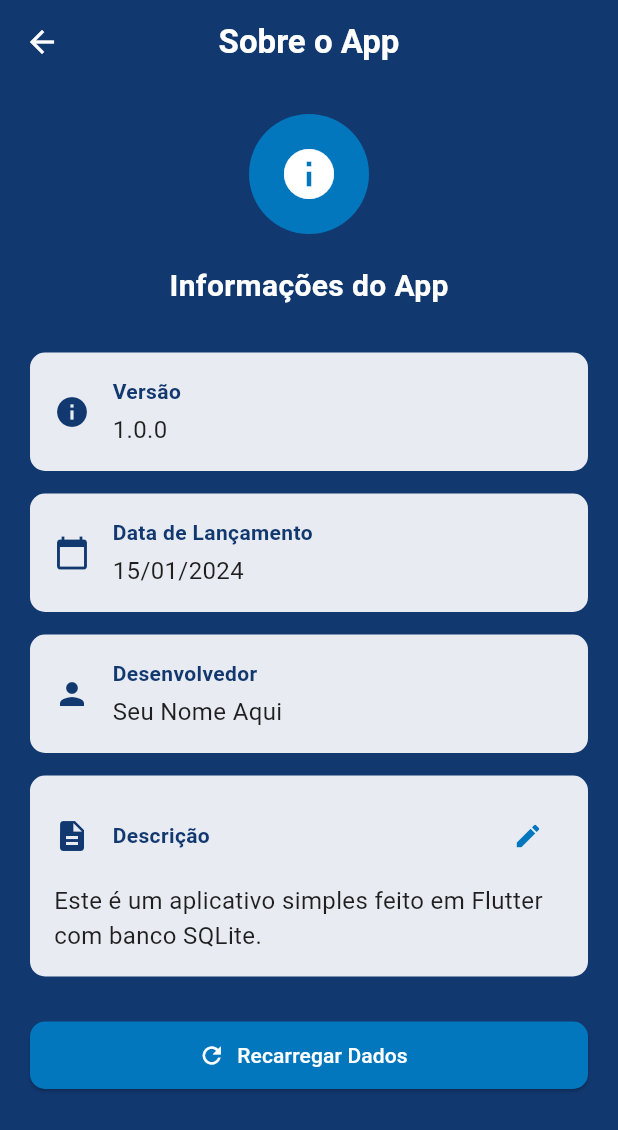
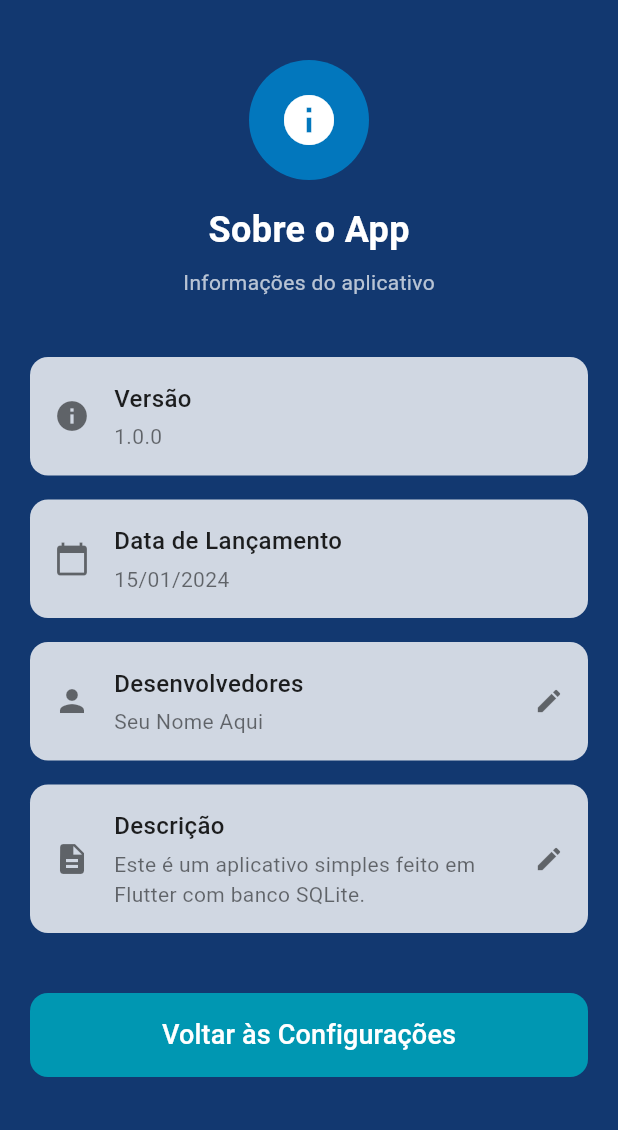
Before and after one commit to oseas08/Projeto-InspiraVida, a Flutter app: the PaginaSobre screen opened directly, on a phone screen of 412 x 824 dp. Shown: the top 1130 px of the screen. Run offline on Flutter 3.47's test engine with Material 3 defaults, Android fonts, the phone set to English and light mode, and no system bars; our stand-ins replace google_fonts, sqflite; accounts and stored records are empty.

Commit message:
Atualização da pasta Sobre

```diff
--- a/lib/Sobre.dart
+++ b/lib/Sobre.dart
@@ -5,13 +5,13 @@ import 'package:path/path.dart' as path_helper;
 class DadosApp {
   String versao;
   String dataLancamento;
-  String desenvolvedor;
+  String desenvolvedores;
   String descricao;
 
   DadosApp({
     required this.versao,
     required this.dataLancamento,
-    required this.desenvolvedor,
+    required this.desenvolvedores,
     required this.descricao,
   });
 }
@@ -23,6 +23,7 @@ class BancoDados {
     if (_banco != null) return _banco!;
 
     String caminho = path_helper.join(await getDatabasesPath(), 'app.db');
+    await deleteDatabase(caminho);
 
     _banco = await openDatabase(
       caminho,
@@ -35,7 +36,7 @@ class BancoDados {
             id INTEGER PRIMARY KEY,
             versao TEXT,
             data_lancamento TEXT,
-            desenvolvedor TEXT,
+            desenvolvedores TEXT,
             descricao TEXT
           )
         ''');
@@ -44,7 +45,7 @@ class BancoDados {
           'id': 1,
           'versao': '1.0.0',
           'data_lancamento': '15/01/2024',
-          'desenvolvedor': 'Seu Nome Aqui',
+          'desenvolvedores': 'Seu Nome Aqui',
           'descricao': 'Este é um aplicativo simples feito em Flutter com banco SQLite.'
         });
 
@@ -65,7 +66,7 @@ class BancoDados {
         return DadosApp(
           versao: dados['versao'] as String,
           dataLancamento: dados['data_lancamento'] as String,
-          desenvolvedor: dados['desenvolvedor'] as String,
+          desenvolvedores: dados['desenvolvedores'] as String,
           descricao: dados['descricao'] as String,
         );
       }
@@ -74,7 +75,7 @@ class BancoDados {
       return DadosApp(
         versao: '1.0.0',
         dataLancamento: '15/01/2024',
-        desenvolvedor: 'Desenvolvedor',
+        desenvolvedores: 'Desenvolvedor',
         descricao: 'Aplicativo Flutter com SQLite',
       );
     } catch (e) {
@@ -89,7 +90,7 @@ class BancoDados {
       'id': 1,
       'versao': '1.0.0',
       'data_lancamento': '15/01/2024',
-      'desenvolvedor': 'Desenvolvedor',
+      'desenvolvedores': 'Desenvolvedor',
       'descricao': 'Aplicativo Flutter com SQLite',
     });
   }
@@ -118,6 +119,31 @@ class BancoDados {
       rethrow;
     }
   }
+
+  static Future<void> salvarDesenvolvedores(String desenvolvedores) async {
+    try {
+      final db = await _abrirBanco();
+
+      final resultado = await db.query('app_info', where: 'id = ?', whereArgs: [1]);
+
+      if (resultado.isEmpty) {
+        await _criarDadosPadrao();
+      }
+
+      await db.update(
+        'app_info',
+        {'desenvolvedores': desenvolvedores},
+        where: 'id = ?',
+        whereArgs: [1],
+      );
+
+      print('Desenvolvedores salvos: $desenvolvedores');
+
+    } catch (e) {
+      print('Erro ao salvar desenvolvedores: $e');
+      rethrow;
+    }
+  }
 }
 
 class PaginaSobre extends StatefulWidget {
@@ -130,7 +156,8 @@ class PaginaSobre extends StatefulWidget {
 class _PaginaSobreState extends State<PaginaSobre> {
   DadosApp? dados;
   bool carregando = true;
-  final TextEditingController _controller = TextEditingController();
+  final TextEditingController _descricaoController = TextEditingController();
+  final TextEditingController _desenvolvedoresController = TextEditingController();
 
   @override
   void initState() {
@@ -140,7 +167,8 @@ class _PaginaSobreState extends State<PaginaSobre> {
 
   @override
   void dispose() {
-    _controller.dispose();
+    _descricaoController.dispose();
+    _desenvolvedoresController.dispose();
     super.dispose();
   }
 
@@ -167,14 +195,33 @@ class _PaginaSobreState extends State<PaginaSobre> {
   Future<void> _atualizarDescricao(String novaDescricao) async {
     try {
       await BancoDados.salvarDescricao(novaDescricao);
-      await _carregarDados();
 
-      if (mounted) {
+      if (mounted && dados != null) {
+        setState(() {
+          dados!.descricao = novaDescricao;
+        });
         _mostrarMensagem('Descrição salva com sucesso!');
       }
     } catch (e) {
       if (mounted) {
         _mostrarMensagem('Erro ao salvar: $e', isError: true);
+      }
+    }
+  }
+
+  Future<void> _atualizarDesenvolvedores(String desenvolvedores) async {
+    try {
+      await BancoDados.salvarDesenvolvedores(desenvolvedores);
+
+      if (mounted && dados != null) {
+        setState(() {
+          dados!.desenvolvedores = desenvolvedores;
+        });
+        _mostrarMensagem('Desenvolvedores salvos com sucesso!');
+      }
+    } catch (e) {
+      if (mounted) {
+        _mostrarMensagem('Erro ao salvar desenvolvedores: $e', isError: true);
       }
     }
   }
@@ -191,30 +238,54 @@ class _PaginaSobreState extends State<PaginaSobre> {
 
   @override
   Widget build(BuildContext context) {
-    return Scaffold(
+    return SafeArea(
+      child: Scaffold(
         backgroundColor: const Color(0xFF123870),
-      appBar: AppBar(
-        backgroundColor: const Color(0xFF123870),
-        elevation: 0,
-        leading: IconButton(
-          onPressed: () => Navigator.pop(context),
-          icon: const Icon(Icons.arrow_back, color: Colors.white),
+        body: construirCorpo(),
       ),
-        centerTitle: true,
-        title: const Text(
-          'Sobre o App',
-          style: TextStyle(color: Colors.white, fontWeight: FontWeight.w600),
-        ),
-      ),
-      body: carregando
-        ? const Center(
-            child: CircularProgressIndicator(color: Colors.white),
-          )
-        : SingleChildScrollView(
+    );
+  }
+
+  construirCorpo() {
+    return SingleChildScrollView(
+      child: Padding(
         padding: const EdgeInsets.all(20),
         child: Column(
           children: [
+            construirCabecalhoSobre(),
+            const SizedBox(height: 40),
 
+            if (carregando)
+              const Center(
+                child: CircularProgressIndicator(color: Colors.white),
+              )
+            else ...[
+              _criarCard('Versão', dados?.versao ?? '', Icons.info),
+              const SizedBox(height: 16),
+
+              _criarCard('Data de Lançamento', dados?.dataLancamento ?? '', Icons.calendar_today),
+              const SizedBox(height: 16),
+
+              _criarCardEditavel('Desenvolvedores', dados?.desenvolvedores ?? '', Icons.person, _abrirDialogEdicaoDesenvolvedores),
+              const SizedBox(height: 16),
+
+              _criarCardEditavel('Descrição', dados?.descricao ?? '', Icons.description, _abrirDialogEdicaoDescricao),
+
+              const SizedBox(height: 40),
+
+              construirBotaoConfiguracoes(),
+              const SizedBox(height: 40),
+            ],
+          ],
+        ),
+      ),
+    );
+  }
+
+  construirCabecalhoSobre() {
+    return Column(
+      children: [
+        const SizedBox(height: 20),
         Container(
           width: 80,
           height: 80,
@@ -222,49 +293,70 @@ class _PaginaSobreState extends State<PaginaSobre> {
             shape: BoxShape.circle,
             color: Color(0xFF0277BD),
           ),
-                  child: const Icon(Icons.info, size: 40, color: Colors.white),
-                ),
-
-                const SizedBox(height: 20),
-
-                const Text(
-                  'Informações do App',
-                  style: TextStyle(
-                    fontSize: 20,
-                    fontWeight: FontWeight.bold,
+          child: const Icon(
+            Icons.info,
+            size: 40,
             color: Colors.white,
           ),
         ),
-
-                const SizedBox(height: 30),
-
-                _criarCard('Versão', dados?.versao ?? '', Icons.info),
-                const SizedBox(height: 15),
-
-                _criarCard('Data de Lançamento', dados?.dataLancamento ?? '', Icons.calendar_today),
-                const SizedBox(height: 15),
-
-                _criarCard('Desenvolvedor', dados?.desenvolvedor ?? '', Icons.person),
-                const SizedBox(height: 15),
-
-                _criarCardDescricao(),
-
-                const SizedBox(height: 30),
-
-                SizedBox(
-                  width: double.infinity,
-                  height: 45,
-                  child: ElevatedButton.icon(
-                    onPressed: _carregarDados,
-                    icon: const Icon(Icons.refresh),
-                    label: const Text('Recarregar Dados'),
-                    style: ElevatedButton.styleFrom(
-                      backgroundColor: const Color(0xFF0277BD),
-                      foregroundColor: Colors.white,
-                      shape: RoundedRectangleBorder(
-                        borderRadius: BorderRadius.circular(10),
+        const SizedBox(height: 16),
+        const Text(
+          'Sobre o App',
+          style: TextStyle(
+            fontSize: 24.0,
+            fontWeight: FontWeight.w600,
+            color: Colors.white,
           ),
         ),
+        const SizedBox(height: 8),
+        const Text(
+          'Informações do aplicativo',
+          style: TextStyle(
+            fontSize: 14.0,
+            color: Colors.white70,
+          ),
+        ),
+      ],
+    );
+  }
+
+  Widget _criarCard(String titulo, String valor, IconData icone) {
+    return Container(
+      decoration: BoxDecoration(
+        color: Colors.white.withOpacity(0.8),
+        borderRadius: BorderRadius.circular(12),
+      ),
+      child: Padding(
+        padding: const EdgeInsets.all(16),
+        child: Row(
+          children: [
+            Icon(
+              icone,
+              color: Colors.black54,
+              size: 24,
+            ),
+            const SizedBox(width: 16),
+            Expanded(
+              child: Column(
+                crossAxisAlignment: CrossAxisAlignment.start,
+                children: [
+                  Text(
+                    titulo,
+                    style: const TextStyle(
+                      fontSize: 16.0,
+                      fontWeight: FontWeight.w500,
+                      color: Colors.black87,
+                    ),
+                  ),
+                  const SizedBox(height: 4),
+                  Text(
+                    valor,
+                    style: const TextStyle(
+                      fontSize: 14.0,
+                      color: Colors.black54,
+                    ),
+                  ),
+                ],
               ),
             ),
           ],
@@ -273,18 +365,25 @@ class _PaginaSobreState extends State<PaginaSobre> {
     );
   }
 
-  Widget _criarCard(String titulo, String valor, IconData icone) {
-    return Container(
-      width: double.infinity,
+  Widget _criarCardEditavel(String titulo, String valor, IconData icone, VoidCallback onEdit) {
+    return InkWell(
+      onTap: onEdit,
+      borderRadius: BorderRadius.circular(12),
+      child: Container(
+        decoration: BoxDecoration(
+          color: Colors.white.withOpacity(0.8),
+          borderRadius: BorderRadius.circular(12),
+        ),
+        child: Padding(
           padding: const EdgeInsets.all(16),
-      decoration: BoxDecoration(
-        color: Colors.white.withOpacity(0.9),
-        borderRadius: BorderRadius.circular(10),
-      ),
           child: Row(
             children: [
-          Icon(icone, color: const Color(0xFF123870), size: 24),
-          const SizedBox(width: 15),
+              Icon(
+                icone,
+                color: Colors.black54,
+                size: 24,
+              ),
+              const SizedBox(width: 16),
               Expanded(
                 child: Column(
                   crossAxisAlignment: CrossAxisAlignment.start,
@@ -292,80 +391,70 @@ class _PaginaSobreState extends State<PaginaSobre> {
                     Text(
                       titulo,
                       style: const TextStyle(
-                    fontSize: 14,
-                    fontWeight: FontWeight.w600,
-                    color: Color(0xFF123870),
+                        fontSize: 16.0,
+                        fontWeight: FontWeight.w500,
+                        color: Colors.black87,
                       ),
                     ),
                     const SizedBox(height: 4),
                     Text(
                       valor,
                       style: const TextStyle(
-                    fontSize: 16,
-                    color: Colors.black87,
+                        fontSize: 14.0,
+                        color: Colors.black54,
                       ),
                     ),
                   ],
                 ),
               ),
+              const Icon(
+                Icons.edit,
+                color: Colors.black54,
+                size: 20,
+              ),
             ],
+          ),
+        ),
       ),
     );
   }
 
-  Widget _criarCardDescricao() {
+  construirBotaoConfiguracoes() {
     return Container(
       width: double.infinity,
-      padding: const EdgeInsets.all(16),
-      decoration: BoxDecoration(
-        color: Colors.white.withOpacity(0.9),
-        borderRadius: BorderRadius.circular(10),
+      height: 56,
+      child: ElevatedButton(
+        onPressed: () {
+          Navigator.pop(context); // Volta para a tela anterior (configurações)
+        },
+        style: ElevatedButton.styleFrom(
+          backgroundColor: const Color(0xFF0097b2),
+          shape: RoundedRectangleBorder(
+            borderRadius: BorderRadius.circular(12),
           ),
-      child: Column(
-        crossAxisAlignment: CrossAxisAlignment.start,
-        children: [
-          Row(
-            children: [
-              const Icon(Icons.description, color: Color(0xFF123870), size: 24),
-              const SizedBox(width: 15),
-              const Expanded(
-                child: Text(
-                  'Descrição',
+          elevation: 0,
+        ),
+        child: const Text(
+          'Voltar às Configurações',
           style: TextStyle(
-                    fontSize: 14,
-                    fontWeight: FontWeight.w600,
-                    color: Color(0xFF123870),
+            fontSize: 18.0,
+            fontWeight: FontWeight.w500,
+            color: Colors.white,
           ),
         ),
-              ),
-              IconButton(
-                onPressed: _abrirDialogEdicao,
-                icon: const Icon(Icons.edit, color: Color(0xFF0277BD), size: 20),
-              ),
-            ],
-          ),
-          const SizedBox(height: 8),
-          Text(
-            dados?.descricao ?? '',
-            style: const TextStyle(
-              fontSize: 16,
-              color: Colors.black87,
-            ),
-          ),
-        ],
       ),
     );
   }
 
-  void _abrirDialogEdicao() {
-    _controller.text = dados?.descricao ?? '';
+  void _abrirDialogEdicaoDescricao() {
+    _descricaoController.text = dados?.descricao ?? '';
 
     showDialog(
       context: context,
       builder: (context) => AlertDialog(
         title: const Text('Editar Descrição'),
         content: TextField(
-          controller: _controller,
+          controller: _descricaoController,
           maxLines: 3,
           decoration: const InputDecoration(
             hintText: 'Digite a nova descrição...',
@@ -377,20 +466,55 @@ class _PaginaSobreState extends State<PaginaSobre> {
             onPressed: () => Navigator.pop(context),
             child: const Text('Cancelar'),
           ),
-          ElevatedButton(
+          TextButton(
             onPressed: () {
               Navigator.pop(context);
-              final texto = _controller.text.trim();
+              final texto = _descricaoController.text.trim();
               if (texto.isNotEmpty) {
                 _atualizarDescricao(texto);
               } else {
                 _mostrarMensagem('Descrição não pode estar vazia', isError: true);
               }
             },
-            style: ElevatedButton.styleFrom(
-              backgroundColor: const Color(0xFF0277BD),
+            child: const Text('Salvar'),
           ),
-            child: const Text('Salvar', style: TextStyle(color: Colors.white)),
+        ],
+      ),
+    );
+  }
+
+  void _abrirDialogEdicaoDesenvolvedores() {
+    _desenvolvedoresController.text = dados?.desenvolvedores ?? '';
+
+    showDialog(
+      context: context,
+      builder: (context) => AlertDialog(
+        title: const Text('Editar Desenvolvedores'),
+        content: TextField(
+          controller: _desenvolvedoresController,
+          maxLines: 2,
+          decoration: const InputDecoration(
+            hintText: 'Ex: João Silva, Maria Santos, Pedro Costa',
+            labelText: 'Desenvolvedores (separados por vírgula)',
+            border: OutlineInputBorder(),
+          ),
+        ),
+        actions: [
+          TextButton(
+            onPressed: () => Navigator.pop(context),
+            child: const Text('Cancelar'),
+          ),
+          TextButton(
+            onPressed: () {
+              Navigator.pop(context);
+              final texto = _desenvolvedoresController.text.trim();
+              if (texto.isNotEmpty) {
+                _atualizarDesenvolvedores(texto);
+              } else {
+                _mostrarMensagem('Campo desenvolvedores não pode estar vazio', isError: true);
+              }
+            },
+            child: const Text('Salvar'),
           ),
         ],
       ),
```
Also changed, not shown: pubspec.lock, 1 other file. Lines whose indentation alone changed are shown as unchanged.
